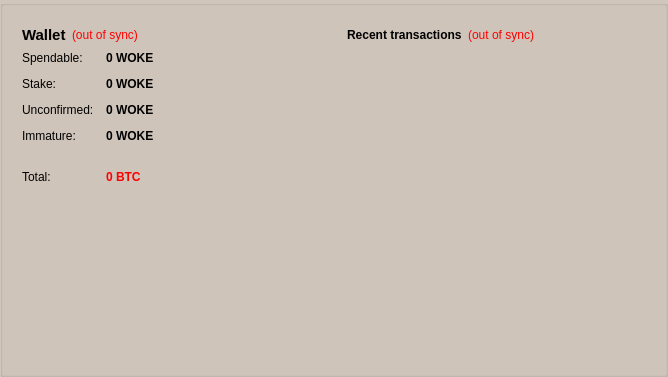
Before: the Qt Designer form src/qt/forms/overviewpage.ui in ulandort/WOKEcash, drawn with Qt 5.
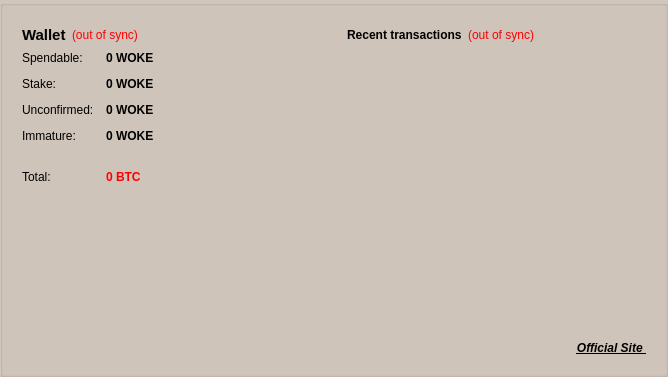
After: the same form once the commit is applied. Icons and pictures are not drawn.

```diff
--- a/src/qt/forms/overviewpage.ui
+++ b/src/qt/forms/overviewpage.ui
@@ -17,12 +17,15 @@
    <double>1.000000000000000</double>
   </property>
   <property name="autoFillBackground">
-   <bool>true</bool>
+   <bool>false</bool>
   </property>
   <property name="styleSheet">
    <string notr="true">background: rgb(209, 198, 188);</string>
   </property>
   <layout class="QHBoxLayout" name="horizontalLayout">
+   <property name="spacing">
+    <number>0</number>
+   </property>
    <property name="leftMargin">
     <number>0</number>
    </property>
@@ -300,6 +303,9 @@
        <layout class="QVBoxLayout" name="verticalLayout_3">
         <item>
          <widget class="QFrame" name="frame_2">
+          <property name="layoutDirection">
+           <enum>Qt::LeftToRight</enum>
+          </property>
           <property name="styleSheet">
            <string notr="true">background: transparent</string>
           </property>
@@ -369,6 +375,19 @@
              </property>
             </widget>
            </item>
+           <item>
+            <widget class="QLabel" name="label_2">
+             <property name="layoutDirection">
+              <enum>Qt::RightToLeft</enum>
+             </property>
+             <property name="text">
+              <string>&lt;html&gt;&lt;head/&gt;&lt;body&gt;&lt;p align=&quot;right&quot;&gt;&lt;a href=&quot;http://www.wokecash.com&quot;&gt;&lt;span style=&quot; font-weight:600; font-style:italic; text-decoration: underline; color:#000000;&quot;&gt; Official Site  &lt;/span&gt;&lt;/a&gt;&lt;/p&gt;&lt;/body&gt;&lt;/html&gt;</string>
+             </property>
+             <property name="openExternalLinks">
+              <bool>true</bool>
+             </property>
+            </widget>
+           </item>
           </layout>
          </widget>
         </item>
```
